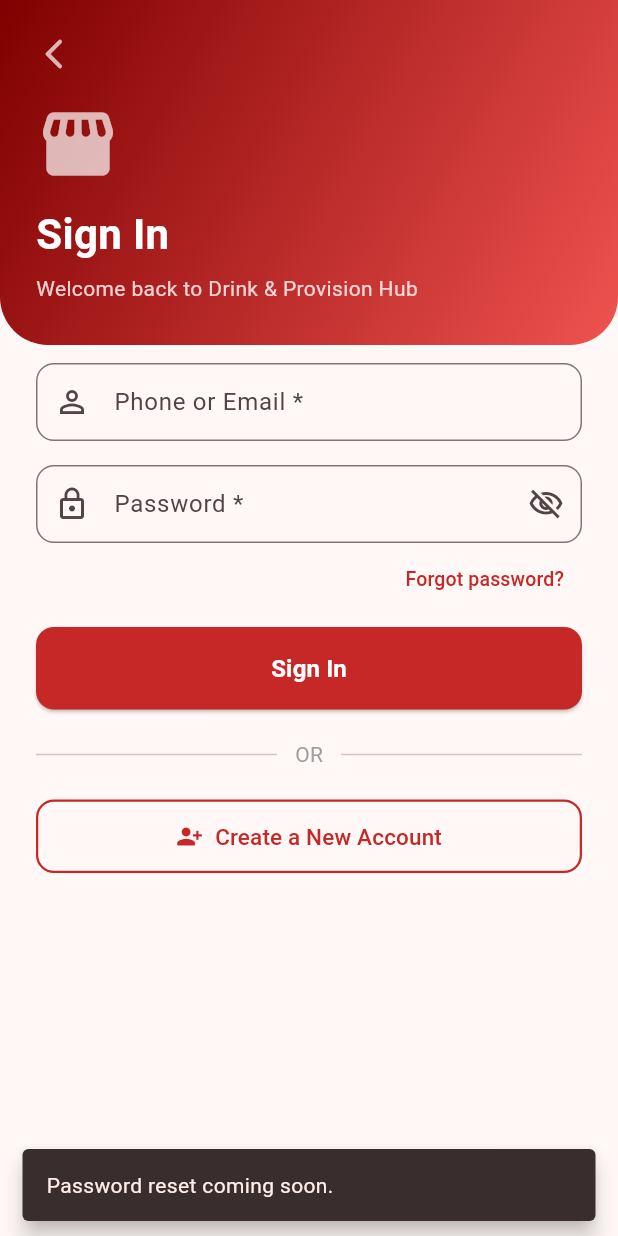
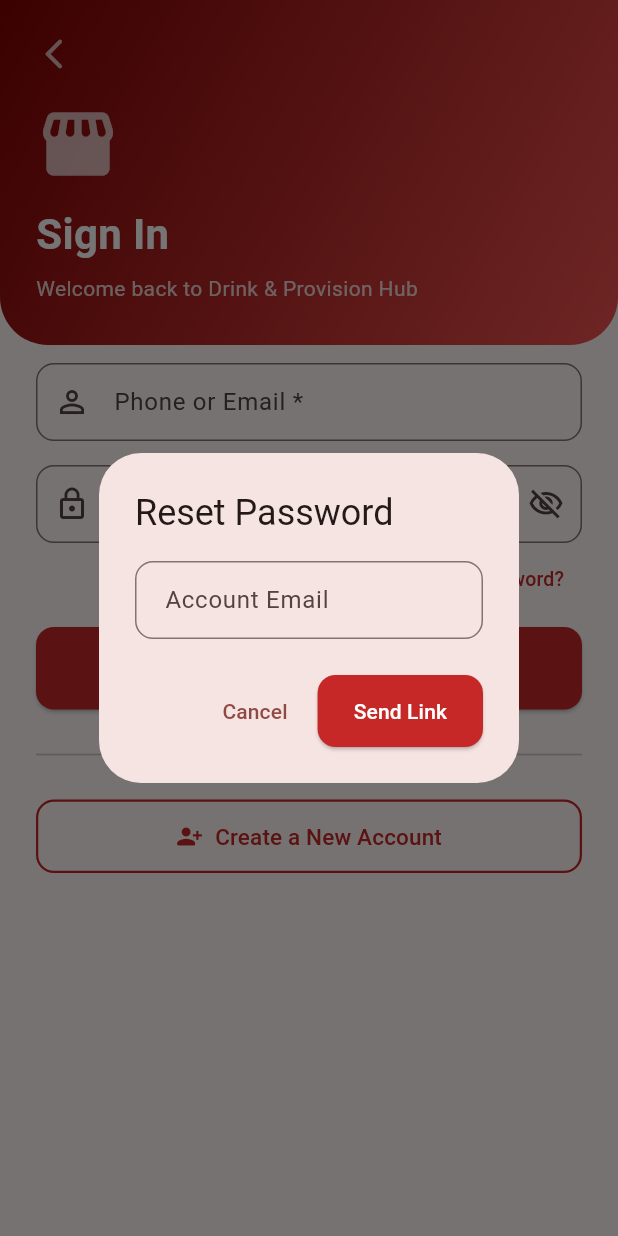
Before and after one commit to yawcaptains-code/my-Apps, a Flutter app: the LoginScreen screen opened by its route, after a tap on "Forgot password?", on a phone screen of 412 x 824 dp. Run offline on Flutter 3.47's test engine with Material 3 defaults, Android fonts, the phone set to English and light mode, and no system bars; our stand-ins replace badges, carousel_slider, flutter_spinkit, image_picker, shared_preferences, shimmer and 2 more; accounts and stored records are empty.

Commit message:
Add Supabase forgot-password email reset flow

```diff
--- a/lib/providers/auth_provider.dart
+++ b/lib/providers/auth_provider.dart
@@ -146,4 +146,12 @@
     _isAdminSessionActive = false;
     notifyListeners();
   }
+
+  Future<bool> sendPasswordResetEmail(String email) async {
+    if (!SupabaseBootstrap.isInitialized) return false;
+    if (email.trim().isEmpty || !email.contains('@')) return false;
+
+    await Supabase.instance.client.auth.resetPasswordForEmail(email.trim());
+    return true;
+  }
 }
--- a/lib/screens/login_screen.dart
+++ b/lib/screens/login_screen.dart
@@ -30,6 +30,73 @@
     _phoneEmailController.dispose();
     _passwordController.dispose();
     super.dispose();
+  }
+
+  Future<void> _handleForgotPassword() async {
+    final initial = _phoneEmailController.text.trim();
+    final emailController = TextEditingController(
+      text: initial.contains('@') ? initial : '',
+    );
+
+    final email = await showDialog<String>(
+      context: context,
+      builder: (ctx) => AlertDialog(
+        title: const Text('Reset Password'),
+        content: TextField(
+          controller: emailController,
+          keyboardType: TextInputType.emailAddress,
+          decoration: const InputDecoration(
+            labelText: 'Account Email',
+            hintText: 'you@example.com',
+          ),
+        ),
+        actions: [
+          TextButton(
+            onPressed: () => Navigator.pop(ctx),
+            child: const Text('Cancel'),
+          ),
+          ElevatedButton(
+            onPressed: () => Navigator.pop(ctx, emailController.text.trim()),
+            child: const Text('Send Link'),
+          ),
+        ],
+      ),
+    );
+
+    if (email == null || email.isEmpty) return;
+
+    try {
+      final sent = await context.read<AuthProvider>().sendPasswordResetEmail(email);
+      if (!mounted) return;
+
+      if (!sent) {
+        ScaffoldMessenger.of(context).showSnackBar(
+          const SnackBar(
+            content: Text('Password reset is available only when Supabase Auth is configured with a valid email.'),
+            backgroundColor: Colors.red,
+            behavior: SnackBarBehavior.floating,
+          ),
+        );
+        return;
+      }
+
+      ScaffoldMessenger.of(context).showSnackBar(
+        const SnackBar(
+          content: Text('Reset link sent. Check your email inbox.'),
+          backgroundColor: Color(0xFFC62828),
+          behavior: SnackBarBehavior.floating,
+        ),
+      );
+    } catch (e) {
+      if (!mounted) return;
+      ScaffoldMessenger.of(context).showSnackBar(
+        SnackBar(
+          content: Text('Could not send reset link: $e'),
+          backgroundColor: Colors.red,
+          behavior: SnackBarBehavior.floating,
+        ),
+      );
+    }
   }
 
   Future<void> _submit() async {
@@ -195,15 +262,7 @@
                     Align(
                       alignment: Alignment.centerRight,
                       child: TextButton(
-                        onPressed: () {
-                          ScaffoldMessenger.of(context).showSnackBar(
-                            const SnackBar(
-                              content: Text(
-                                  'Password reset coming soon.'),
-                              behavior: SnackBarBehavior.floating,
-                            ),
-                          );
-                        },
+                        onPressed: _handleForgotPassword,
                         child: const Text(
                           'Forgot password?',
                           style: TextStyle(
```
